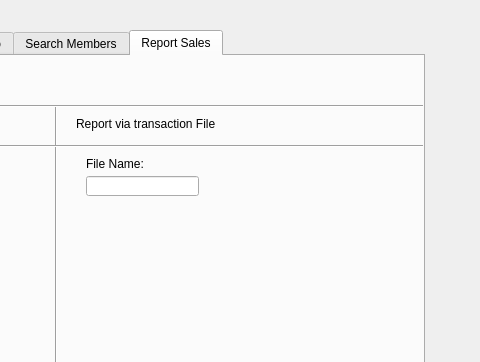
The window that WarehouseIO/mainprogram.ui (mulvaneya7/Bad-Badgers) describes before a commit, drawn with Qt 5; both pictures show x 346 to 826 and y 0 to 362 of the 826 by 564 pixel window.
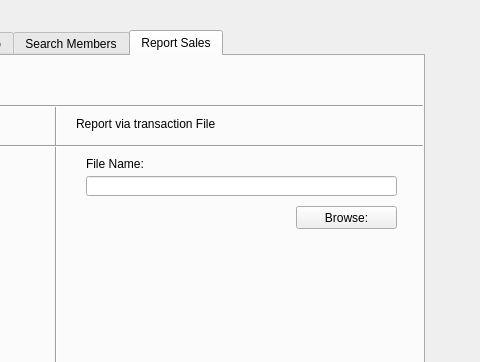
The same window after the commit. The open tabs and pages were chosen to show the change.

```diff
--- a/WarehouseIO/mainprogram.ui
+++ b/WarehouseIO/mainprogram.ui
@@ -568,7 +568,7 @@
       <rect>
        <x>390</x>
        <y>120</y>
-       <width>113</width>
+       <width>311</width>
        <height>20</height>
       </rect>
      </property>
@@ -615,6 +615,19 @@
       <string>Report File Contents</string>
      </property>
     </widget>
+    <widget class="QPushButton" name="Filebrowser">
+     <property name="geometry">
+      <rect>
+       <x>600</x>
+       <y>150</y>
+       <width>101</width>
+       <height>23</height>
+      </rect>
+     </property>
+     <property name="text">
+      <string>Browse:</string>
+     </property>
+    </widget>
    </widget>
   </widget>
   <widget class="QPushButton" name="Help">
```
Left out of the diff: 32 changed lines with no effect on the pictures.
